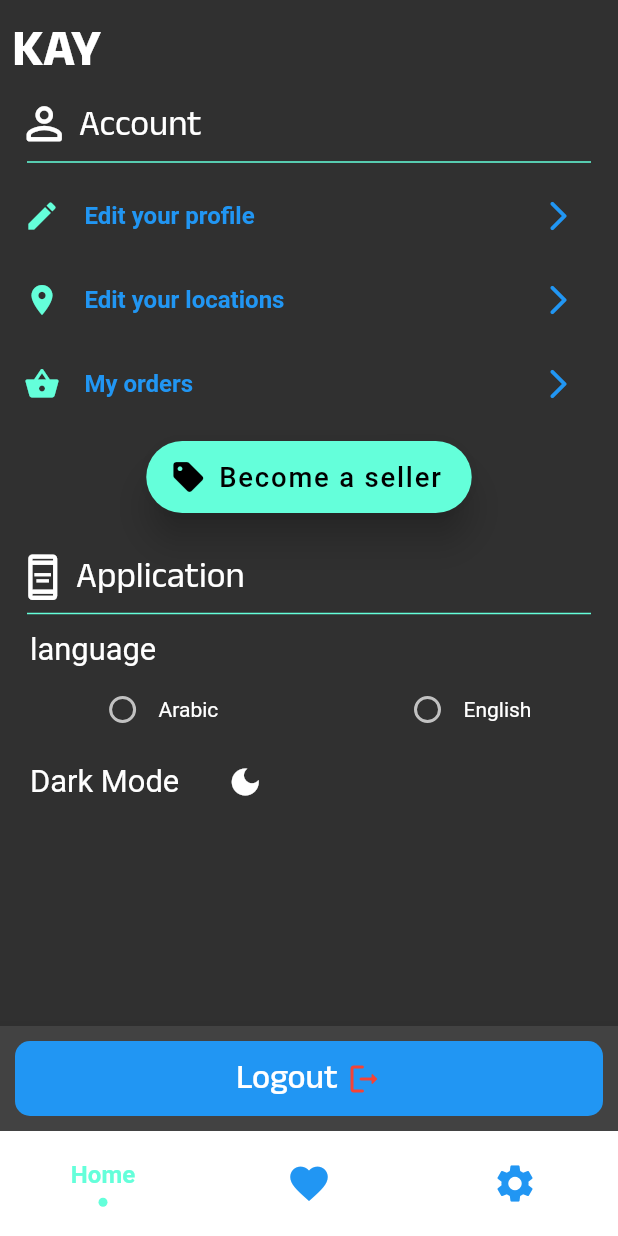
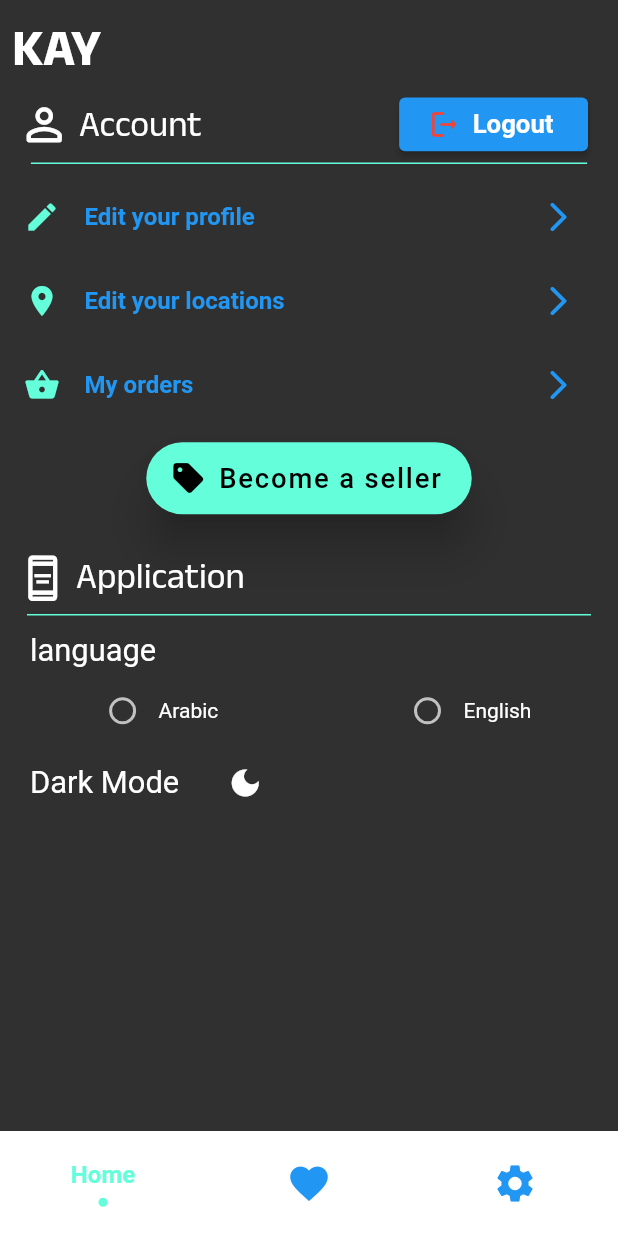
Before and after one commit to YasserAwad1/bgbgb, a Flutter app: the screen it shows after launch, swiped to page 3, on a phone screen of 412 x 824 dp. Run offline on Flutter 3.47's test engine with Material 2 defaults, Android fonts, the light colour scheme and no system bars; drawn by our look-alikes of sliding_clipped_nav_bar; our stand-ins replace carousel_slider, flutter_rating_bar, flutter_screenutil, localize_and_translate; missing offline and left inert: flutter_emoji; network calls fail.

Commit message:
settings screen

```diff
--- a/lib/screens/settings_screen.dart
+++ b/lib/screens/settings_screen.dart
@@ -3,6 +3,8 @@ import 'package:flutter_screenutil/flutter_screenutil.dart';
 import 'package:kay_sy/config.dart';
 import '../my_theme.dart';
 import 'package:localize_and_translate/localize_and_translate.dart';
+
+//21/6 7:00 PM
 
 class SettingsScreen extends StatefulWidget {
   @override
@@ -45,18 +47,44 @@ class _SettingsScreenState extends State<SettingsScreen> {
                       fontSize: 21.sp,
                       fontFamily: "AnekMalayalam",
                     ),
+                  ),
+                  Spacer(),
+                  Padding(
+                    padding: EdgeInsets.only(right: 7.0.w),
+                    child: SizedBox(
+                      height: 30.h,
+                      width: 110.w,
+                      child: ElevatedButton.icon(
+                        style: ElevatedButton.styleFrom(
+                            primary: Theme.of(context).colorScheme.primary,
+                            onPrimary: Colors.white),
+                        onPressed: () {},
+                        label: Text(
+                          'Logout',
+                          style: TextStyle(
+                              fontSize: 15.sp,
+                              color: Colors.white,
+                              fontWeight: FontWeight.bold),
+                        ),
+                        icon: const Icon(
+                          Icons.logout_rounded,
+                          size: 22,
+                          color: Colors.red,
+                        ),
+                      ),
+                    ),
                   )
                 ],
               ),
             ),
             Divider(
               thickness: 1,
-              indent: 18,
-              endIndent: 18,
+              indent: 18.w,
+              endIndent: 18.w,
               color: Theme.of(context).colorScheme.secondary,
             ),
             ListTile(
-              horizontalTitleGap: 0.3,
+              horizontalTitleGap: 0.3.w,
               leading: Icon(
                 Icons.edit,
                 color: Theme.of(context).colorScheme.secondary,
@@ -75,7 +103,7 @@ class _SettingsScreenState extends State<SettingsScreen> {
                   )),
             ),
             ListTile(
-              horizontalTitleGap: 0.3,
+              horizontalTitleGap: 0.3.w,
               leading: Icon(
                 Icons.location_on,
                 color: Theme.of(context).colorScheme.secondary,
@@ -95,7 +123,7 @@ class _SettingsScreenState extends State<SettingsScreen> {
               ),
             ),
             ListTile(
-              horizontalTitleGap: 0.3,
+              horizontalTitleGap: 0.3.w,
               leading: Icon(
                 Icons.shopping_basket_rounded,
                 color: Theme.of(context).colorScheme.secondary,
@@ -118,7 +146,7 @@ class _SettingsScreenState extends State<SettingsScreen> {
               padding: const EdgeInsets.symmetric(vertical: 10),
               child: Center(
                 child: FloatingActionButton.extended(
-                  elevation: 10,
+                  elevation: 13,
                   onPressed: () {},
                   label: Text(
                     'Become a seller',
@@ -188,41 +216,6 @@ class _SettingsScreenState extends State<SettingsScreen> {
           ],
         ),
       ),
-      bottomNavigationBar: BottomAppBar(
-        child: Container(
-          margin: const EdgeInsets.all(10),
-          height: 50,
-          width: double.infinity,
-          child: ClipRRect(
-            borderRadius: BorderRadius.circular(10),
-            child: TextButton(
-              style: TextButton.styleFrom(
-                backgroundColor: Theme.of(context).colorScheme.primary,
-              ),
-              onPressed: () {},
-              child: Center(
-                child: Row(
-                  mainAxisAlignment: MainAxisAlignment.center,
-                  children: [
-                    Text(
-                      'Logout ',
-                      style: TextStyle(
-                        fontSize: 20.sp,
-                        color: Colors.white,
-                        fontFamily: 'AnekMalayalam',
-                      ),
-                    ),
-                    Icon(
-                      Icons.logout_rounded,
-                      color: Colors.red,
-                    ),
-                  ],
-                ),
-              ),
-            ),
-          ),
-        ),
-      ),
     ));
   }
 
--- a/lib/widgets/cart_widget.dart
+++ b/lib/widgets/cart_widget.dart
@@ -70,13 +70,13 @@ class _CartWidgetState extends State<CartWidget> {
                     text: TextSpan(
                       text: '${NumberFormat().format(widget.price)}',
                       style: TextStyle(
-                          color: Theme.of(context).colorScheme.secondary,
-                          fontSize: 15.sp),
+                          color: Colors.grey[600],
+                          fontSize: 12.sp),
                       children: [
                         TextSpan(
                           text: ' SYP',
                           style: TextStyle(
-                            color: Theme.of(context).colorScheme.primary,
+                            color: Colors.grey[600],
                             fontSize: 12,
                             fontFamily: 'AnekMalayalam',
                           ),
```
Also changed, not shown: 1 other file.
